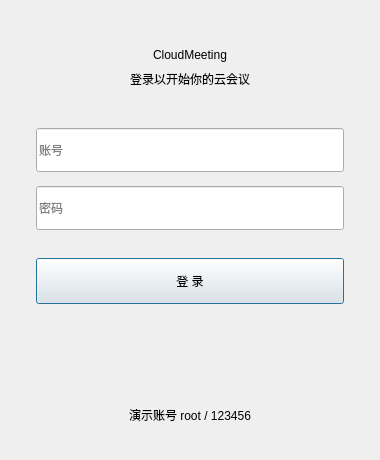
First picture: the form in client/src/ui/login.ui, repository wang-y-cell/CloudMeeting_Client, before the edit.
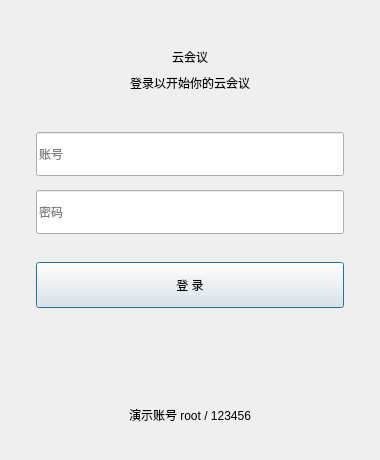
Second picture: the form after the edit.

Commit message: 修改ui

What changed in the file:
```diff
--- a/client/src/ui/login.ui
+++ b/client/src/ui/login.ui
@@ -44,7 +44,7 @@
    <item>
     <widget class="QLabel" name="brandLabel">
      <property name="text">
-      <string>CloudMeeting</string>
+      <string>云会议</string>
      </property>
      <property name="alignment">
       <set>Qt::AlignmentFlag::AlignCenter</set>
```
The commit also changes 2 other files.
